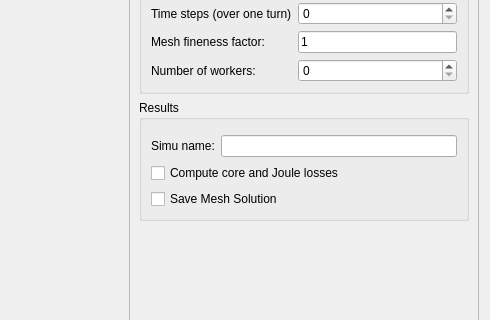
Old version of the form pyleecan/GUI/Dialog/DMachineSetup/SSimu/SSimu.ui in the repository Eomys/pyleecan; both pictures show x 719 to 1209 and y 310 to 630 of the 1209 by 837 pixel window.
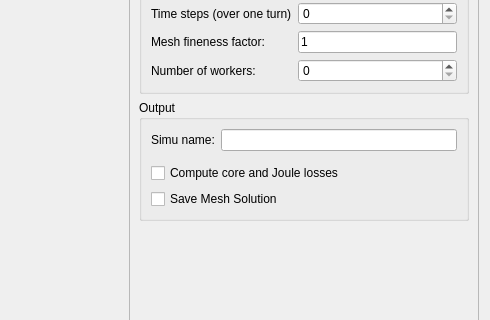
New version of the form. Custom widgets are drawn as their Qt base class.

Commit message: [CC] Path Selector H to V

```diff
--- a/pyleecan/GUI/Dialog/DMachineSetup/SSimu/SSimu.ui
+++ b/pyleecan/GUI/Dialog/DMachineSetup/SSimu/SSimu.ui
@@ -439,13 +439,27 @@
          <item>
           <widget class="QGroupBox" name="g_out">
            <property name="title">
-            <string>Results</string>
+            <string>Output</string>
            </property>
            <layout class="QVBoxLayout" name="verticalLayout">
             <item>
-             <widget class="WPathSelector" name="w_path_result" native="true">
+             <layout class="QHBoxLayout" name="horizontalLayout_2">
+              <item>
+               <widget class="QLabel" name="in_name">
+                <property name="text">
+                 <string>Simu name:</string>
+                </property>
+               </widget>
+              </item>
+              <item>
+               <widget class="QLineEdit" name="le_name"/>
+              </item>
+             </layout>
+            </item>
+            <item>
+             <widget class="WPathSelectorV" name="w_path_result" native="true">
               <property name="sizePolicy">
-               <sizepolicy hsizetype="Fixed" vsizetype="Preferred">
+               <sizepolicy hsizetype="Expanding" vsizetype="Preferred">
                 <horstretch>0</horstretch>
                 <verstretch>0</verstretch>
                </sizepolicy>
@@ -458,20 +472,6 @@
               </property>
              </widget>
             </item>
-            <item>
-             <layout class="QHBoxLayout" name="horizontalLayout_2">
-              <item>
-               <widget class="QLabel" name="in_name">
-                <property name="text">
-                 <string>Simu name:</string>
-                </property>
-               </widget>
-              </item>
-              <item>
-               <widget class="QLineEdit" name="le_name"/>
-              </item>
-             </layout>
-            </item>
             <item>
              <widget class="QCheckBox" name="is_losses">
               <property name="text">
@@ -548,9 +548,9 @@
    <header>.....GUI/Tools/FloatEdit.h</header>
   </customwidget>
   <customwidget>
-   <class>WPathSelector</class>
+   <class>WPathSelectorV</class>
    <extends>QWidget</extends>
-   <header>.....GUI.Tools.WPathSelector.WPathSelector</header>
+   <header>.....GUI.Tools.WPathSelector.WPathSelectorV</header>
    <container>1</container>
   </customwidget>
   <customwidget>
```
The commit also changes 2 other files.
